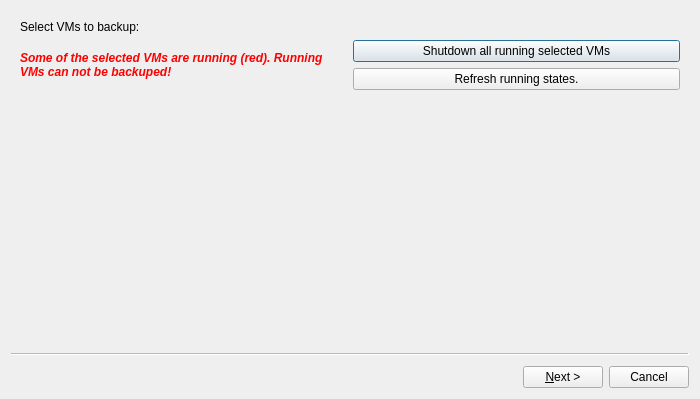
Above: backupdlg.ui from QubesOS/qubes-manager before the change. Below: the same form after it.
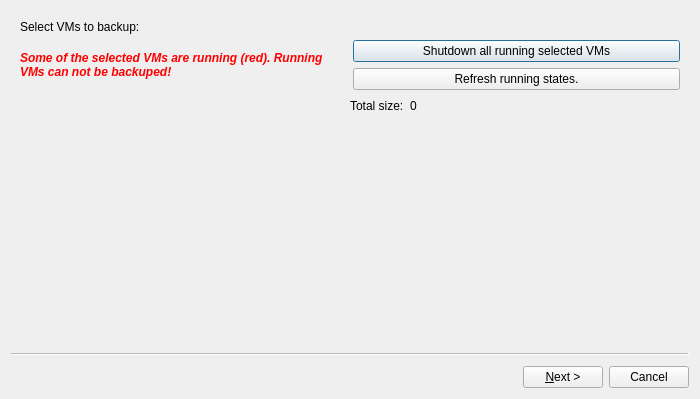
That is the form after the change. Icons and pictures are not drawn.

Commit message: Backup partial and total sizes in vms list (ticket #485)

```diff
--- a/backupdlg.ui
+++ b/backupdlg.ui
@@ -97,6 +97,54 @@
       </item>
      </layout>
     </item>
+    <item>
+     <layout class="QGridLayout" name="gridLayout_3">
+      <item row="0" column="0">
+       <spacer name="horizontalSpacer_2">
+        <property name="orientation">
+         <enum>Qt::Horizontal</enum>
+        </property>
+        <property name="sizeHint" stdset="0">
+         <size>
+          <width>40</width>
+          <height>20</height>
+         </size>
+        </property>
+       </spacer>
+      </item>
+      <item row="0" column="1">
+       <layout class="QHBoxLayout" name="horizontalLayout_3">
+        <item>
+         <widget class="QLabel" name="label_3">
+          <property name="text">
+           <string>Total size:</string>
+          </property>
+         </widget>
+        </item>
+        <item>
+         <widget class="QLabel" name="total_size_label">
+          <property name="text">
+           <string>0</string>
+          </property>
+         </widget>
+        </item>
+        <item>
+         <spacer name="horizontalSpacer">
+          <property name="orientation">
+           <enum>Qt::Horizontal</enum>
+          </property>
+          <property name="sizeHint" stdset="0">
+           <size>
+            <width>40</width>
+            <height>20</height>
+           </size>
+          </property>
+         </spacer>
+        </item>
+       </layout>
+      </item>
+     </layout>
+    </item>
    </layout>
   </widget>
   <widget class="QWizardPage" name="select_dir_page">
```
The commit also changes 2 other files.
